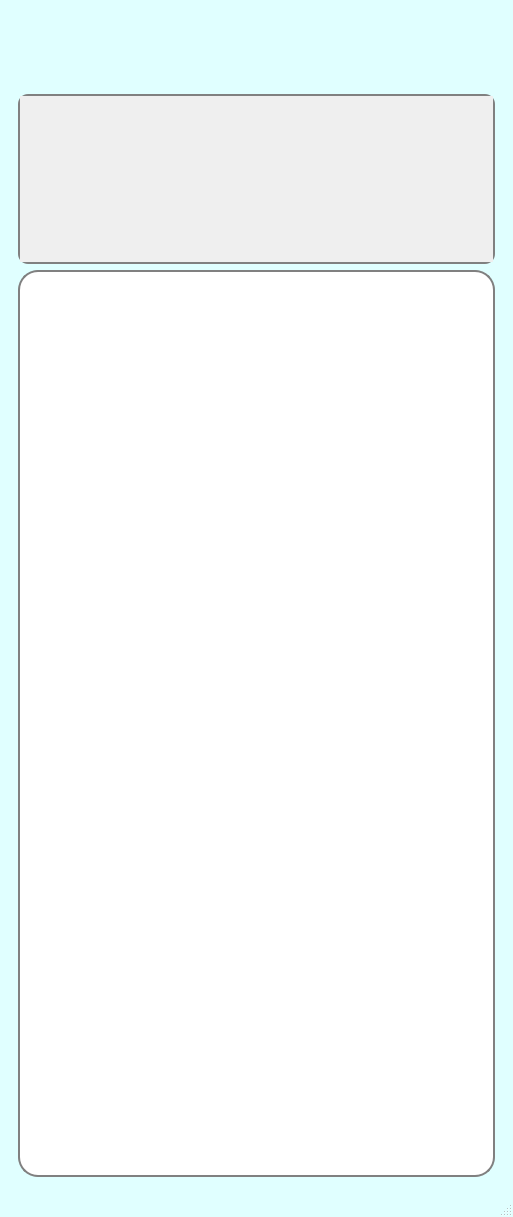
This is ui/main.ui in chelovek12565/farm as Qt 5 draws it before an edit. The edited form follows.
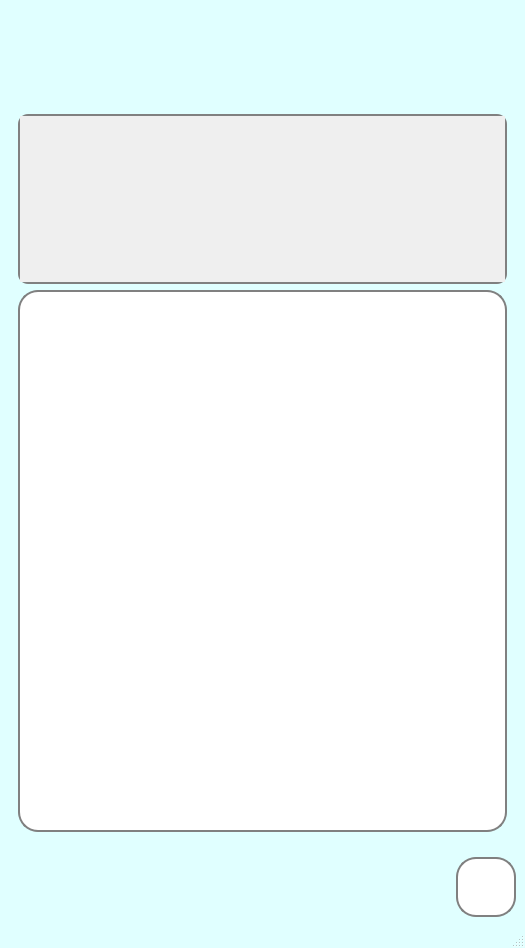
This is the edited form.

What changed in the file:
```diff
--- a/ui/main.ui
+++ b/ui/main.ui
@@ -9,8 +9,8 @@
    <rect>
     <x>0</x>
     <y>0</y>
-    <width>513</width>
-    <height>1217</height>
+    <width>525</width>
+    <height>948</height>
    </rect>
   </property>
   <property name="windowTitle">
@@ -39,7 +39,7 @@
          <property name="maximumSize">
           <size>
            <width>16777215</width>
-           <height>70</height>
+           <height>90</height>
           </size>
          </property>
          <property name="styleSheet">
@@ -59,8 +59,8 @@
            <rect>
             <x>0</x>
             <y>0</y>
-            <width>469</width>
-            <height>70</height>
+            <width>489</width>
+            <height>90</height>
            </rect>
           </property>
          </widget>
@@ -107,7 +107,7 @@
            <rect>
             <x>0</x>
             <y>0</y>
-            <width>465</width>
+            <width>485</width>
             <height>166</height>
            </rect>
           </property>
@@ -132,6 +132,51 @@
       </layout>
      </widget>
     </item>
+    <item>
+     <layout class="QHBoxLayout" name="horizontalLayout">
+      <property name="topMargin">
+       <number>10</number>
+      </property>
+      <item>
+       <spacer name="horizontalSpacer">
+        <property name="orientation">
+         <enum>Qt::Horizontal</enum>
+        </property>
+        <property name="sizeHint" stdset="0">
+         <size>
+          <width>40</width>
+          <height>20</height>
+         </size>
+        </property>
+       </spacer>
+      </item>
+      <item>
+       <widget class="QPushButton" name="deleteButton">
+        <property name="minimumSize">
+         <size>
+          <width>60</width>
+          <height>60</height>
+         </size>
+        </property>
+        <property name="maximumSize">
+         <size>
+          <width>60</width>
+          <height>16777215</height>
+         </size>
+        </property>
+        <property name="text">
+         <string/>
+        </property>
+        <property name="iconSize">
+         <size>
+          <width>45</width>
+          <height>50</height>
+         </size>
+        </property>
+       </widget>
+      </item>
+     </layout>
+    </item>
    </layout>
   </widget>
   <widget class="QMenuBar" name="menubar">
```
Left out of the diff: 4 changed lines with no effect on the pictures.
